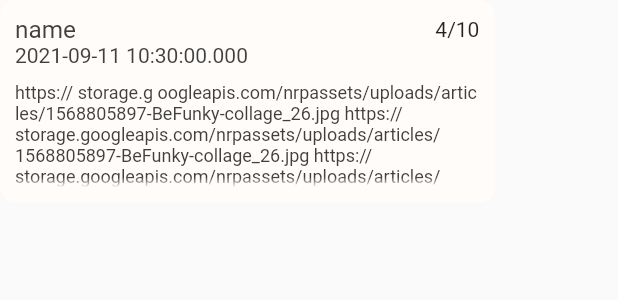
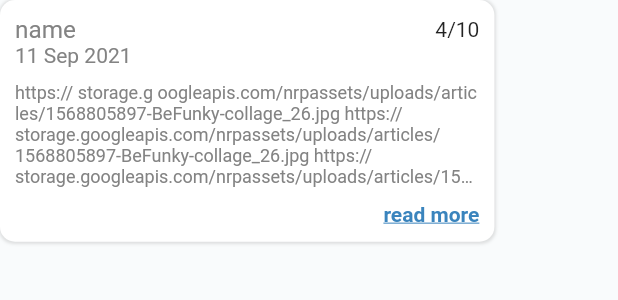
Before and after one commit to AbdelrahmanElghoul/flutter_state_managment, a Flutter app: the ReviewWidget widget shown alone on an empty page, opened directly, on a phone screen of 412 x 824 dp. Shown: the top 300 px of the screen. Run offline on Flutter 3.47's test engine with Material 2 defaults, Android fonts, the phone set to English and light mode, and no system bars; drawn by our look-alikes of auto_size_text; our stand-ins replace dio, flutter_screenutil, pull_to_refresh.

Commit message:
revieww page

```diff
--- a/lib/core/util.dart
+++ b/lib/core/util.dart
@@ -1,5 +1,11 @@
 import 'package:flutter/foundation.dart';
+import 'package:intl/intl.dart';
 
 void log(String key, dynamic value) {
   if (kDebugMode) print("mDebug $key : $value");
 }
+
+
+String dateFormat(DateTime dateTime){
+  return DateFormat('dd MMM yyyy').format(dateTime);
+}
--- a/lib/screens/home_screen.dart
+++ b/lib/screens/home_screen.dart
@@ -1,6 +1,5 @@
 import 'package:flutter/material.dart';
 import 'package:multiple_state_managements/util/widget/movie_poster_name.dart';
-import 'package:multiple_state_managements/util/styles/colors.dart';
 import 'package:pull_to_refresh/pull_to_refresh.dart';
 import 'package:flutter_screenutil/flutter_screenutil.dart';
 
@@ -10,9 +9,8 @@ class HomeScreen extends StatelessWidget {
   @override
   Widget build(BuildContext context) {
     return Scaffold(
-      backgroundColor: AppColors.background,
+
       appBar: AppBar(
-        backgroundColor: AppColors.appBar,
         centerTitle: false,
         title: Text("Home"),
       ),
--- a/lib/util/styles/colors.dart
+++ b/lib/util/styles/colors.dart
@@ -1,12 +1,13 @@
 import 'package:flutter/material.dart';
 
 abstract class AppColors {
-  static Color main = Color(0xFFBE8500);
-  static Color appBar = Color(0xFFBE8500);
-  static Color background = Color(0xFFFFF8F3);
-  static Color secondaryBackground = Color(0xFFFFFCFA);
-  static Color secondaryfont = Color(0xFF3F3F3F);
-  static Color favourite = Color(0xFFD72828);
+  static Color main = Color(0xFF3A84BD);
+  static Color appBar = Color(0xFF4d90c3);
+  static Color mainLight=Color(0xFFedf3f9);
+  static Color background = Color(0xFFf9fbfc);
+  static Color secondaryBackground = Color(0xFFFFFFFF);
+  static Color secondaryFont = Color(0xFF838383);
+  static Color favourite =Color(0xFFde4f44);
 
 
 }
--- a/lib/util/styles/text_style.dart
+++ b/lib/util/styles/text_style.dart
@@ -6,7 +6,7 @@ abstract class TextStyles{
 
   static TextStyle defaultStyle=TextStyle();
   static TextStyle subStyle=TextStyle(
-    color: AppColors.secondaryfont
+    color: AppColors.secondaryFont
   );
   static TextStyle headerStyle=TextStyle(
     fontWeight: FontWeight.bold
--- a/lib/util/widget/movie_poster_name.dart
+++ b/lib/util/widget/movie_poster_name.dart
@@ -2,7 +2,7 @@ import 'package:auto_size_text/auto_size_text.dart';
 import 'package:flutter/cupertino.dart';
 import 'package:flutter/material.dart';
 import 'package:multiple_state_managements/core/route.dart';
-import 'package:multiple_state_managements/screens/movie_details_screen.dart';
+import 'package:multiple_state_managements/screens/movie/movie_details_screen.dart';
 import 'package:multiple_state_managements/util/styles/colors.dart';
 
 import 'package:multiple_state_managements/util/styles/text_style.dart';
@@ -22,7 +22,7 @@ class MoviePosterName extends StatelessWidget {
       child: Container(
         margin: EdgeInsets.all(1),
         decoration: BoxDecoration(
-          borderRadius: BorderRadius.circular(25.h),
+          borderRadius: BorderRadius.circular(15.h),
           color:AppColors.secondaryBackground,
           boxShadow: [
             BoxShadow(
--- a/lib/util/widget/review_widget.dart
+++ b/lib/util/widget/review_widget.dart
@@ -1,6 +1,7 @@
 import 'package:auto_size_text/auto_size_text.dart';
 import 'package:flutter/material.dart';
 import 'package:flutter_screenutil/flutter_screenutil.dart';
+import 'package:multiple_state_managements/core/util.dart';
 import 'package:multiple_state_managements/util/styles/colors.dart';
 import 'package:multiple_state_managements/util/styles/text_style.dart';
 
@@ -13,6 +14,7 @@ class ReviewWidget extends StatefulWidget {
 
 class _ReviewWidgetState extends State<ReviewWidget> {
   bool showMoreReview = false;
+  final int _reviewMaxLines = 5;
 
   @override
   Widget build(BuildContext context) {
@@ -24,8 +26,17 @@ class _ReviewWidgetState extends State<ReviewWidget> {
       child: AnimatedContainer(
         padding: EdgeInsets.all(10),
         decoration: BoxDecoration(
-            color: AppColors.secondaryBackground,
-            borderRadius: BorderRadius.circular(10)),
+          color: AppColors.secondaryBackground,
+          borderRadius: BorderRadius.circular(10),
+          boxShadow: [
+            BoxShadow(
+              color: Colors.grey.withOpacity(0.3),
+              spreadRadius: 0.8,
+              blurRadius: 1,
+              offset: Offset(.25, .25), // changes position of shadow
+            )
+          ],
+        ),
         duration: Duration(seconds: 1),
         constraints: BoxConstraints(
             minWidth: 0, maxWidth: ScreenUtil().screenWidth * .8),
@@ -45,13 +56,40 @@ class _ReviewWidgetState extends State<ReviewWidget> {
                 AutoSizeText("4/10")
               ],
             ),
-            AutoSizeText("${DateTime.now()}",style: TextStyles.subStyle,),
+            AutoSizeText(
+              dateFormat( DateTime.now()),
+              style: TextStyles.subStyle,
+            ),
             SizedBox(height: 10),
             AutoSizeText(
               text,
               style: TextStyles.subStyle,
-              maxLines: showMoreReview ? null : 5,
-              overflow: TextOverflow.fade,
+              maxLines: showMoreReview ? null : _reviewMaxLines,
+              overflowReplacement: Column(
+                mainAxisSize: MainAxisSize.min,
+                crossAxisAlignment: CrossAxisAlignment.start,
+                children: [
+                  AutoSizeText(
+                    "$text",
+                    style: TextStyles.subStyle,
+                    maxLines: _reviewMaxLines,
+                    overflow: TextOverflow.ellipsis,
+                  ),
+                  SizedBox(height: 10.h),
+                  Align(
+                    alignment: Alignment.bottomRight,
+                    child: AutoSizeText(
+                      "read more",
+                      style: TextStyles.headerStyle.copyWith(
+                        color: AppColors.main,
+                        decoration: TextDecoration.underline,
+                      ),
+                      maxLines: _reviewMaxLines,
+                      overflow: TextOverflow.ellipsis,
+                    ),
+                  )
+                ],
+              ),
             ),
           ],
         ),
--- a/pubspec.yaml
+++ b/pubspec.yaml
@@ -32,6 +32,7 @@ dependencies:
   auto_size_text: ^3.0.0-nullsafety.0
   provider: ^5.0.0 # no config
   dio: ^4.0.0
+  intl: ^0.17.0
   pull_to_refresh: ^2.0.0
 dev_dependencies:
   flutter_test:
```
Also changed, not shown: lib/main.dart (+2 -12 lines), lib/screens/movie/movie_details_screen.dart (added, +189 -0 lines), lib/screens/movie/movie_reviews_screen.dart (added, +35 -0 lines), lib/screens/movie_details_screen.dart (deleted, +0 -117 lines), pubspec.lock.
